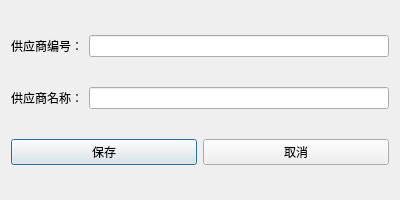
Qt form supplierdialog.ui (YCX81/ERP) before a commit.
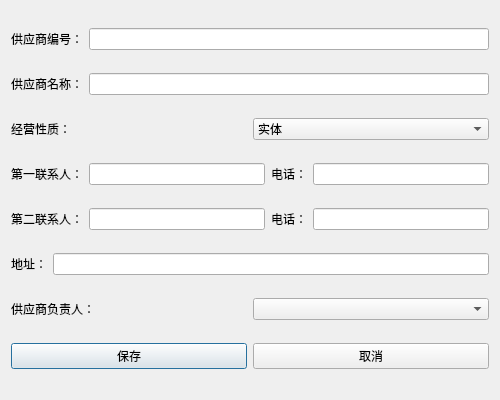
The same form after that commit.

What changed in the file:
```diff
--- a/supplierdialog.ui
+++ b/supplierdialog.ui
@@ -6,8 +6,8 @@
    <rect>
     <x>0</x>
     <y>0</y>
-    <width>400</width>
-    <height>200</height>
+    <width>500</width>
+    <height>400</height>
    </rect>
   </property>
   <property name="windowTitle">
@@ -46,6 +46,112 @@
      </item>
     </layout>
    </item>
+   <item>
+    <layout class="QHBoxLayout" name="businessNatureLayout">
+     <item>
+      <widget class="QLabel" name="businessNatureLabel">
+       <property name="text">
+        <string>经营性质：</string>
+       </property>
+      </widget>
+     </item>
+     <item>
+      <widget class="QComboBox" name="businessNatureComboBox">
+       <item>
+        <property name="text">
+         <string>实体</string>
+        </property>
+       </item>
+       <item>
+        <property name="text">
+         <string>淘宝</string>
+        </property>
+       </item>
+       <item>
+        <property name="text">
+         <string>电商</string>
+        </property>
+       </item>
+      </widget>
+     </item>
+    </layout>
+   </item>
+   <item>
+    <layout class="QHBoxLayout" name="primaryContactLayout">
+     <item>
+      <widget class="QLabel" name="primaryContactLabel">
+       <property name="text">
+        <string>第一联系人：</string>
+       </property>
+      </widget>
+     </item>
+     <item>
+      <widget class="QLineEdit" name="primaryContactLineEdit"/>
+     </item>
+     <item>
+      <widget class="QLabel" name="primaryContactPhoneLabel">
+       <property name="text">
+        <string>电话：</string>
+       </property>
+      </widget>
+     </item>
+     <item>
+      <widget class="QLineEdit" name="primaryContactPhoneLineEdit"/>
+     </item>
+    </layout>
+   </item>
+   <item>
+    <layout class="QHBoxLayout" name="secondaryContactLayout">
+     <item>
+      <widget class="QLabel" name="secondaryContactLabel">
+       <property name="text">
+        <string>第二联系人：</string>
+       </property>
+      </widget>
+     </item>
+     <item>
+      <widget class="QLineEdit" name="secondaryContactLineEdit"/>
+     </item>
+     <item>
+      <widget class="QLabel" name="secondaryContactPhoneLabel">
+       <property name="text">
+        <string>电话：</string>
+       </property>
+      </widget>
+     </item>
+     <item>
+      <widget class="QLineEdit" name="secondaryContactPhoneLineEdit"/>
+     </item>
+    </layout>
+   </item>
+   <item>
+    <layout class="QHBoxLayout" name="addressLayout">
+     <item>
+      <widget class="QLabel" name="addressLabel">
+       <property name="text">
+        <string>地址：</string>
+       </property>
+      </widget>
+     </item>
+     <item>
+      <widget class="QLineEdit" name="addressLineEdit"/>
+     </item>
+    </layout>
+   </item>
+   <item>
+    <layout class="QHBoxLayout" name="supplierManagerLayout">
+     <item>
+      <widget class="QLabel" name="supplierManagerLabel">
+       <property name="text">
+        <string>供应商负责人：</string>
+       </property>
+      </widget>
+     </item>
+     <item>
+      <widget class="QComboBox" name="supplierManagerComboBox"/>
+     </item>
+    </layout>
+   </item>
    <item>
     <layout class="QHBoxLayout" name="buttonLayout">
      <item>
```
